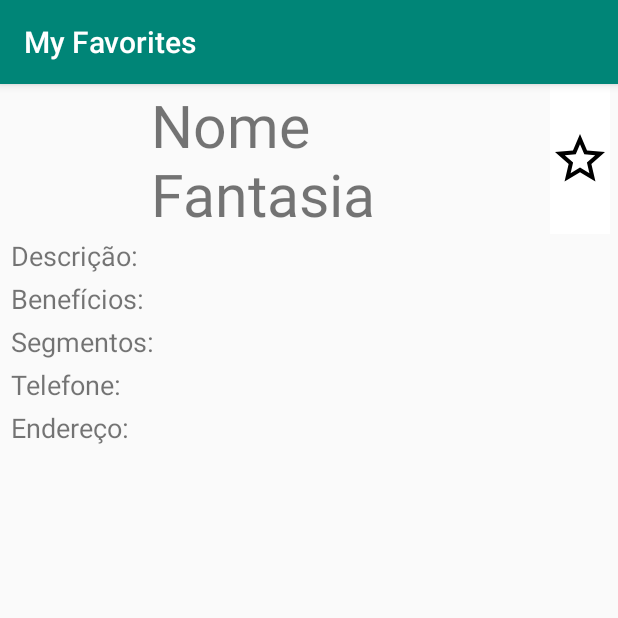
After one commit to salescamila/android-my_favorites, an Android app: the ClinicaInfo screen opened directly, with no data from a screen before it, on a phone screen of 412 x 824 dp, the top half of it. The commit adds this screen. Run offline under Robolectric (Android 15) with nearby library versions, the phone set to English and light mode, and no system bars.

Commit message:
feat: Call new window

```diff
--- a/app/src/main/AndroidManifest.xml
+++ b/app/src/main/AndroidManifest.xml
@@ -4,19 +4,20 @@
 
     <uses-permission android:name="android.permission.INTERNET"/>
     <application
+        android:screenOrientation="portrait"
         android:allowBackup="true"
         android:icon="@mipmap/ic_launcher"
         android:label="@string/app_name"
         android:roundIcon="@mipmap/ic_launcher_round"
         android:supportsRtl="true"
         android:theme="@style/AppTheme">
-        <activity android:name=".MainActivity">
+        <activity android:name=".view.MainActivity">
             <intent-filter>
                 <action android:name="android.intent.action.MAIN" />
-
                 <category android:name="android.intent.category.LAUNCHER" />
             </intent-filter>
         </activity>
+        <activity android:name=".view.ClinicaInfo" />
     </application>
 
 </manifest>
--- a/app/src/main/java/com/example/android_my_favorites/MyAdapter.java
+++ b/app/src/main/java/com/example/android_my_favorites/MyAdapter.java
@@ -3,7 +3,7 @@
 import android.annotation.SuppressLint;
 import android.app.Activity;
 import android.content.Context;
-import android.os.AsyncTask;
+import android.content.Intent;
 import android.support.v4.content.ContextCompat;
 import android.util.Log;
 import android.view.View;
@@ -13,8 +13,9 @@
 import android.widget.ImageView;
 import android.widget.TextView;
 
-import com.example.android_my_favorites.dao.ClinicaDataBase;
 import com.example.android_my_favorites.model.Clinica;
+import com.example.android_my_favorites.view.ClinicaInfo;
+import com.example.android_my_favorites.view.MainActivity;
 import com.squareup.picasso.Picasso;
 
 import java.net.URL;
@@ -22,13 +23,14 @@
 
 import util.NetworkUtil;
 
+
 public class MyAdapter extends BaseAdapter {
 
     private List<Clinica> listClinicas;
     private Activity activity;
     final private String TAG = "MyAdapter";
 
-    MyAdapter(List<Clinica> list, Activity act){
+    public MyAdapter(List<Clinica> list, Activity act){
         this.listClinicas = list;
         this.activity = act;
     }
@@ -77,6 +79,7 @@
             ibStar.setImageDrawable(ContextCompat.getDrawable(view.getContext(),R.drawable.ic_star_full));
         }
 
+
         // Evento para setar Clinica Favorita
         ibStar.setOnClickListener(new View.OnClickListener() {
             @Override
--- /dev/null
+++ b/app/src/main/java/com/example/android_my_favorites/view/ClinicaInfo.java
@@ -0,0 +1,37 @@
+package com.example.android_my_favorites.view;
+
+import android.os.Bundle;
+import android.support.annotation.Nullable;
+import android.support.v7.app.AppCompatActivity;
+import android.widget.ImageButton;
+import android.widget.ImageView;
+import android.widget.TextView;
+
+import com.example.android_my_favorites.R;
+
+public class ClinicaInfo extends AppCompatActivity {
+
+    TextView tv_clinica;
+    TextView tv_descricao;
+    TextView tv_beneficios;
+    TextView tv_segmentos;
+    TextView tv_telefone;
+    TextView tv_endereco;
+    ImageView iv_foto;
+    ImageButton ib_star;
+
+    @Override
+    protected void onCreate(@Nullable Bundle savedInstanceState) {
+        super.onCreate(savedInstanceState);
+        setContentView(R.layout.clinica_info_layout);
+
+        tv_clinica = findViewById(R.id.tv_clinica);
+        tv_descricao = findViewById(R.id.tv_descricao);
+        tv_beneficios = findViewById(R.id.tv_beneficios);
+        tv_segmentos = findViewById(R.id.tv_segmentos);
+        tv_telefone = findViewById(R.id.tv_telefone);
+        tv_endereco = findViewById(R.id.tv_endereco);
+        iv_foto = findViewById(R.id.iv_clinica);
+        ib_star = findViewById(R.id.ib_star);
+    }
+}
--- a/app/src/main/java/com/example/android_my_favorites/MainActivity.java
+++ b/app/src/main/java/com/example/android_my_favorites/view/MainActivity.java
@@ -1,8 +1,10 @@
-package com.example.android_my_favorites;
+package com.example.android_my_favorites.view;
 
 import android.annotation.SuppressLint;
 import android.content.Context;
+import android.content.Intent;
 import android.os.AsyncTask;
+import android.os.Parcelable;
 import android.support.v4.content.ContextCompat;
 import android.support.v7.app.AppCompatActivity;
 import android.os.Bundle;
@@ -10,11 +12,15 @@
 import android.view.Menu;
 import android.view.MenuItem;
 import android.view.View;
+import android.widget.AdapterView;
 import android.widget.ImageButton;
 import android.widget.ListView;
 import android.widget.ProgressBar;
 import android.widget.TextView;
+import android.widget.Toast;
 
+import com.example.android_my_favorites.MyAdapter;
+import com.example.android_my_favorites.R;
 import com.example.android_my_favorites.dao.ClinicaDataBase;
 import com.example.android_my_favorites.model.Clinica;
 import com.google.gson.Gson;
@@ -39,15 +45,9 @@
     protected void onCreate(Bundle savedInstanceState) {
         super.onCreate(savedInstanceState);
         setContentView(R.layout.activity_main);
-        if(tvHello == null) {
-            tvHello = findViewById(R.id.tv_hello);
-        }
-        if (lvClinicas == null) {
-            lvClinicas = findViewById(R.id.lv_clinicas);
-        }
-        if(pbLoading == null) {
-            pbLoading = findViewById(R.id.pb_loading);
-        }
+        tvHello = findViewById(R.id.tv_hello);
+        lvClinicas = findViewById(R.id.lv_clinicas);
+        pbLoading = findViewById(R.id.pb_loading);
     }
 
     @Override
@@ -65,6 +65,10 @@
             case R.id.menu_favorites:
                 listAllFavoritesClinics();
                 break;
+            case R.id.menu_newact:
+                Intent intent = new Intent(MainActivity.this, ClinicaInfo.class);
+                startActivity(intent);
+                break;
         }
         return super.onOptionsItemSelected(item);
     }
@@ -80,9 +84,21 @@
         task.execute();
     }
 
-    public ListView listaClinicas (List<Clinica> clinica) {
+    public ListView listaClinicas (final List<Clinica> clinica) {
+        Log.d(TAG, "entrou.....");
         MyAdapter adapter = new MyAdapter(clinica, this);
         lvClinicas.setAdapter(adapter);
+
+        lvClinicas.setOnItemClickListener(new AdapterView.OnItemClickListener() {
+            @Override
+            public void onItemClick(AdapterView<?> parent, View view, int position, long id) {
+                Log.d(TAG, "clicou no item...");
+                Intent intent = new Intent(MainActivity.this, ClinicaInfo.class);
+                intent.putExtra("clinica", (Parcelable) clinica.get(position));
+                startActivity(intent);
+            }
+        });
+        Log.d(TAG, "setou listener...");
         return lvClinicas;
     }
 
@@ -151,11 +167,11 @@
         }
     }
 
-    static class SetFavoriteAsyncTask extends AsyncTask<Clinica, Void, Void> {
+    public static class SetFavoriteAsyncTask extends AsyncTask<Clinica, Void, Void> {
         @SuppressLint("StaticFieldLeak")
         Context context;
 
-        SetFavoriteAsyncTask(Context context){
+        public SetFavoriteAsyncTask(Context context){
             this.context = context;
         }
 
@@ -195,18 +211,19 @@
             } else {
                 tvHello.setText(null);
                 listaClinicas(clinicas);
+                Log.d(TAG, "setar listener...");
             }
 
             super.onPostExecute(clinicas);
         }
     }
 
-    static class GetClinicAsyncTask extends AsyncTask<String, Void, List<Clinica>>{
+    public static class GetClinicAsyncTask extends AsyncTask<String, Void, List<Clinica>>{
         @SuppressLint("StaticFieldLeak")
         Context context;
         Integer position;
 
-        GetClinicAsyncTask(Context context, Integer position){
+        public GetClinicAsyncTask(Context context, Integer position){
             this.context = context;
             this.position = position;
         }
--- /dev/null
+++ b/app/src/main/res/drawable/ic_error_black_24dp.xml
@@ -0,0 +1,4 @@
+<?xml version="1.0" encoding="utf-8"?>
+<selector xmlns:android="http://schemas.android.com/apk/res/android">
+
+</selector>
--- /dev/null
+++ b/app/src/main/res/layout/clinica_info_layout.xml
@@ -0,0 +1,115 @@
+<?xml version="1.0" encoding="utf-8"?>
+<android.support.constraint.ConstraintLayout
+    xmlns:android="http://schemas.android.com/apk/res/android"
+    android:layout_width="match_parent"
+    android:layout_height="match_parent"
+    xmlns:app="http://schemas.android.com/apk/res-auto"
+    xmlns:tools="http://schemas.android.com/tools">
+
+    <ImageView
+        android:id="@+id/iv_clinica"
+        android:layout_width="90dp"
+        android:layout_height="100dp"
+        android:layout_marginStart="5dp"
+        android:contentDescription="@string/logo"
+        app:layout_constraintStart_toStartOf="parent"
+        app:layout_constraintTop_toTopOf="parent"
+        tools:srcCompat="@tools:sample/avatars" />
+
+    <TextView
+        android:id="@+id/tv_clinica"
+        android:layout_width="0dp"
+        android:layout_height="100dp"
+        android:autoSizeTextType="uniform"
+        android:gravity="center_vertical"
+        android:paddingLeft="5dp"
+        android:paddingRight="5dp"
+        android:text="@string/nome_fantasia"
+        android:textSize="18sp"
+        app:layout_constraintEnd_toStartOf="@+id/ib_star"
+        app:layout_constraintStart_toEndOf="@+id/iv_clinica"
+        app:layout_constraintTop_toTopOf="parent" />
+
+    <ImageButton
+        android:id="@+id/ib_star"
+        android:layout_width="40dp"
+        android:layout_height="100dp"
+        android:layout_marginEnd="5dp"
+        android:background="@android:color/white"
+        android:contentDescription="@string/favorite"
+        android:scaleType="fitCenter"
+        app:layout_constraintEnd_toEndOf="parent"
+        app:layout_constraintTop_toTopOf="parent"
+        app:srcCompat="@drawable/ic_star_empty" />
+
+    <TextView
+        android:id="@+id/tv_descricao"
+        android:layout_width="0dp"
+        android:layout_height="wrap_content"
+        android:layout_marginStart="5dp"
+        android:layout_marginEnd="5dp"
+        android:padding="2dp"
+        android:text="@string/descricao"
+        android:textAllCaps="false"
+        android:textSize="18sp"
+        app:layout_constraintEnd_toEndOf="parent"
+        app:layout_constraintStart_toStartOf="parent"
+        app:layout_constraintTop_toBottomOf="@+id/tv_clinica" />
+
+    <TextView
+        android:id="@+id/tv_beneficios"
+        android:layout_width="0dp"
+        android:layout_height="wrap_content"
+        android:layout_marginStart="5dp"
+        android:layout_marginEnd="5dp"
+        android:padding="2dp"
+        android:text="@string/beneficios"
+        android:textAllCaps="false"
+        android:textSize="18sp"
+        app:layout_constraintEnd_toEndOf="parent"
+        app:layout_constraintStart_toStartOf="parent"
+        app:layout_constraintTop_toBottomOf="@+id/tv_descricao" />
+
+    <TextView
+        android:id="@+id/tv_segmentos"
+        android:layout_width="0dp"
+        android:layout_height="wrap_content"
+        android:layout_marginStart="5dp"
+        android:layout_marginEnd="5dp"
+        android:padding="2dp"
+        android:text="@string/segmentos"
+        android:textAllCaps="false"
+        android:textSize="18sp"
+        app:layout_constraintEnd_toEndOf="parent"
+        app:layout_constraintStart_toStartOf="parent"
+        app:layout_constraintTop_toBottomOf="@+id/tv_beneficios" />
+
+    <TextView
+        android:id="@+id/tv_telefone"
+        android:layout_width="0dp"
+        android:layout_height="wrap_content"
+        android:layout_marginStart="5dp"
+        android:layout_marginEnd="5dp"
+        android:padding="2dp"
+        android:text="@string/telefone"
+        android:textAllCaps="false"
+        android:textSize="18sp"
+        app:layout_constraintEnd_toEndOf="parent"
+        app:layout_constraintStart_toStartOf="parent"
+        app:layout_constraintTop_toBottomOf="@+id/tv_segmentos" />
+
+    <TextView
+        android:id="@+id/tv_endereco"
+        android:layout_width="0dp"
+        android:layout_height="wrap_content"
+        android:layout_marginStart="5dp"
+        android:layout_marginEnd="5dp"
+        android:padding="2dp"
+        android:text="@string/endereco"
+        android:textAllCaps="false"
+        android:textSize="18sp"
+        app:layout_constraintEnd_toEndOf="parent"
+        app:layout_constraintStart_toStartOf="parent"
+        app:layout_constraintTop_toBottomOf="@+id/tv_telefone" />
+
+</android.support.constraint.ConstraintLayout>
--- a/app/src/main/res/menu/menu.xml
+++ b/app/src/main/res/menu/menu.xml
@@ -1,13 +1,6 @@
 <?xml version="1.0" encoding="utf-8"?>
 <menu xmlns:app="http://schemas.android.com/apk/res-auto"
     xmlns:android="http://schemas.android.com/apk/res/android">
-
-    <item
-        android:id="@+id/app_bar_search"
-        android:icon="@drawable/ic_search_black_24dp"
-        android:title="@string/search"
-        app:showAsAction="ifRoom"
-        app:actionViewClass="android.widget.SearchView" />
 
     <item
         android:id="@+id/menu_all"
@@ -16,4 +9,8 @@
     <item
         android:id="@+id/menu_favorites"
         android:title="@string/menu_favorites" />
+
+    <item
+        android:id="@+id/menu_newact"
+        android:title="@string/menu_activity" />
 </menu>
--- a/app/src/main/res/values/strings.xml
+++ b/app/src/main/res/values/strings.xml
@@ -9,4 +9,10 @@
     <string name="not_found">Nada encontrado. Verifique sua internet.</string>
     <string name="without_favorite">Nenhuma clinica favoritada.</string>
     <string name="favorite">Favoritar</string>
+    <string name="descricao">Descrição: </string>
+    <string name="beneficios">Benefícios: </string>
+    <string name="segmentos">Segmentos: </string>
+    <string name="telefone">Telefone: </string>
+    <string name="endereco">Endereço: </string>
+    <string name="menu_activity">Nova janela</string>
 </resources>
```
Also changed, not shown: app/src/main/res/layout/clinica_layout.xml (line endings or trailing spaces).
